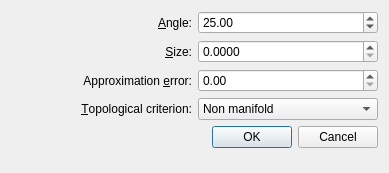
Above: Polyhedron/demo/Polyhedron/Plugins/Surface_mesh/Remeshing_dialog.ui from CGAL/cgal before the change. Below: the same form after it.
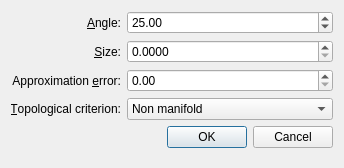
That is the form after the change.

Commit message: Rework of Remeshing UI

Diff of the .ui file:
```diff
--- a/Polyhedron/demo/Polyhedron/Plugins/Surface_mesh/Remeshing_dialog.ui
+++ b/Polyhedron/demo/Polyhedron/Plugins/Surface_mesh/Remeshing_dialog.ui
@@ -5,8 +5,8 @@
    <rect>
     <x>0</x>
     <y>0</y>
-    <width>389</width>
-    <height>173</height>
+    <width>344</width>
+    <height>168</height>
    </rect>
   </property>
   <property name="windowTitle">
@@ -14,7 +14,7 @@
   </property>
   <layout class="QVBoxLayout" name="verticalLayout">
    <item>
-    <layout class="QGridLayout" name="gridLayout">
+    <layout class="QGridLayout" name="gridLayout" columnstretch="0,1">
      <item row="0" column="0">
       <widget class="QLabel" name="angleLabel">
        <property name="text">
```
Left out of the diff: 1 changed line with no effect on the pictures.
